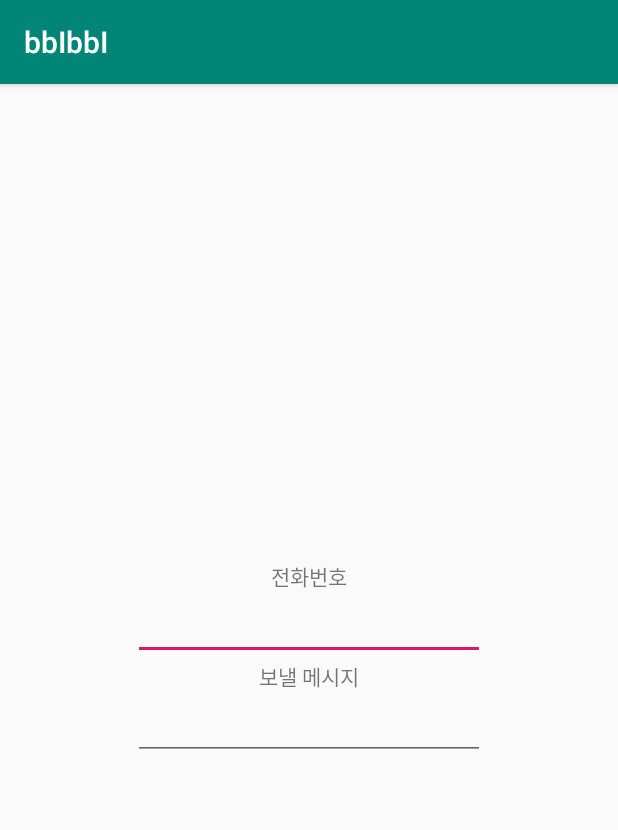
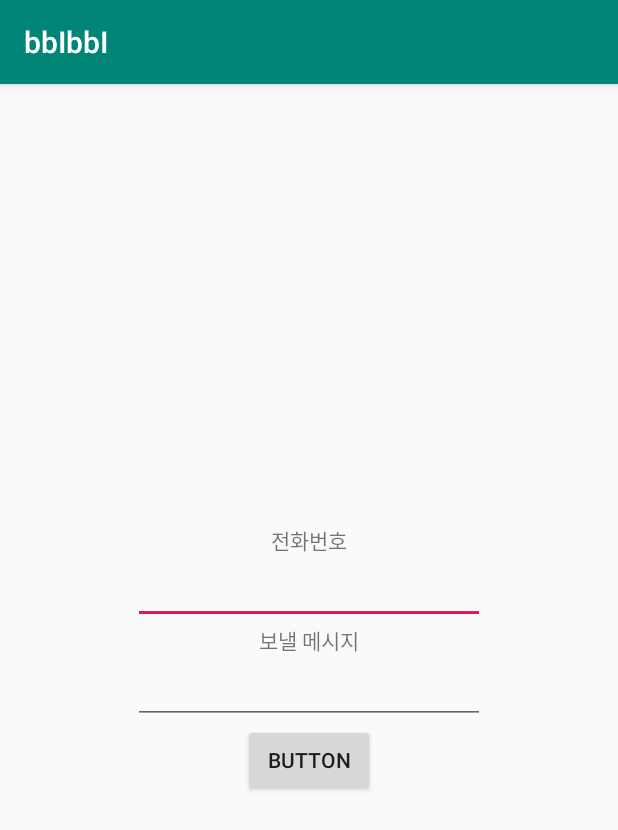
Before and after one commit to shinaaaa/Andorid-bbIbbI, an Android app: the screen it shows after launch (MainActivity), on a phone screen of 412 x 824 dp. Shown: the top 830 px of the screen. Run offline under Robolectric (Android 15) with nearby library versions, the phone set to English and light mode, and no system bars.

Commit message:
화면 전환

```diff
--- a/app/src/main/AndroidManifest.xml
+++ b/app/src/main/AndroidManifest.xml
@@ -16,6 +16,7 @@
                 <category android:name="android.intent.category.LAUNCHER" />
             </intent-filter>
         </activity>
+        <activity android:name=".dictionary"></activity>
     </application>
 
 </manifest>
--- a/app/src/main/java/com/shindorim/bbibbi/MainActivity.java
+++ b/app/src/main/java/com/shindorim/bbibbi/MainActivity.java
@@ -1,8 +1,14 @@
 package com.shindorim.bbibbi;
 
+import androidx.annotation.RequiresApi;
 import androidx.appcompat.app.AppCompatActivity;
 
+import android.content.Intent;
+import android.os.Build;
 import android.os.Bundle;
+import android.view.View;
+import android.widget.Button;
+import android.widget.Toast;
 
 public class MainActivity extends AppCompatActivity {
 
@@ -10,5 +16,16 @@ public class MainActivity extends AppCompatActivity {
     protected void onCreate(Bundle savedInstanceState) {
         super.onCreate(savedInstanceState);
         setContentView(R.layout.activity_main);
+
+        Button sendBtn = findViewById(R.id.sendBtn);
+        sendBtn.setOnClickListener(new View.OnClickListener() {
+            @Override
+            public void onClick(View v) {
+//                Toast.makeText(getApplicationContext(),"안녕", Toast.LENGTH_LONG).show();
+
+                Intent intent = new Intent(MainActivity.this, dictionary.class);
+                startActivity(intent);
+            }
+        });
     }
 }
--- a/app/src/main/res/layout/activity_main.xml
+++ b/app/src/main/res/layout/activity_main.xml
@@ -51,6 +51,13 @@
                 android:ems="11"
                 android:inputType="number"
                 android:text="" />
+
+            <Button
+                android:id="@+id/sendBtn"
+                android:layout_width="wrap_content"
+                android:layout_height="wrap_content"
+                android:layout_gravity="center"
+                android:text="Button" />
         </LinearLayout>
     </FrameLayout>
 
```
Also changed, not shown: app/src/main/java/com/shindorim/bbibbi/dictionary.java (added, +15 -0 lines).
